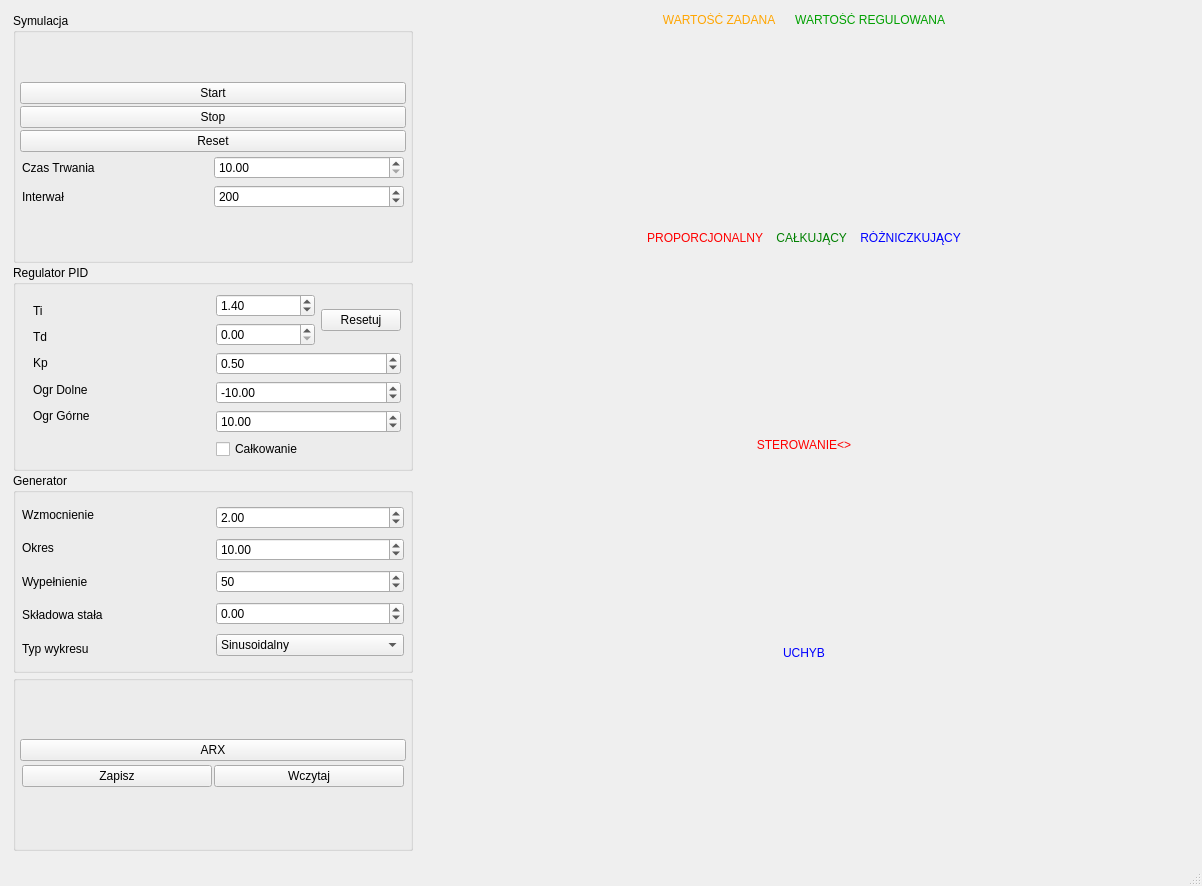
Old version of the form FRONTEND/symulatorUARpoprawka/mainwindow.ui in the repository MichalWitczakmw/PK_Symulator_UAR_poprawka.
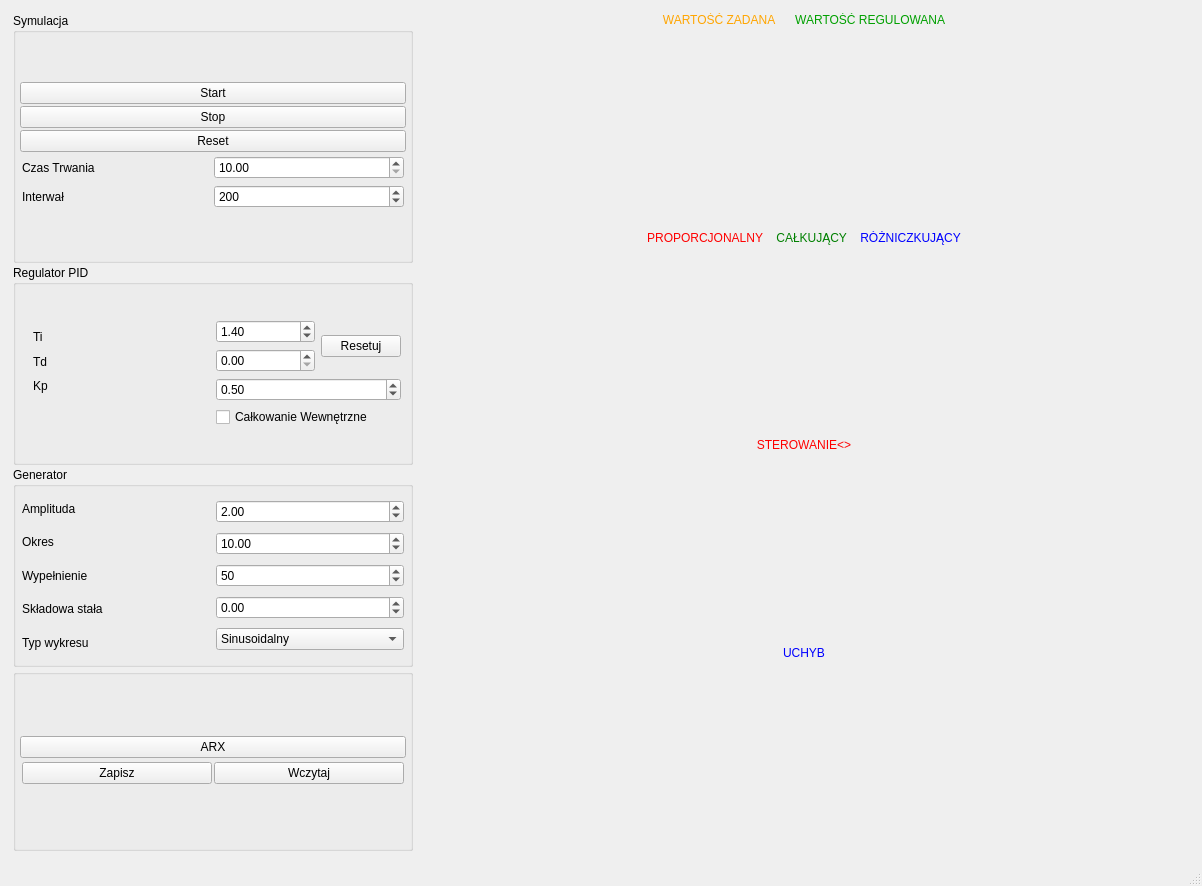
New version of the form. Custom widgets are drawn as their Qt base class.

Commit message: niby juz

The edit to the form file:
```diff
--- a/FRONTEND/symulatorUARpoprawka/mainwindow.ui
+++ b/FRONTEND/symulatorUARpoprawka/mainwindow.ui
@@ -351,32 +351,6 @@
                  </property>
                 </widget>
                </item>
-               <item>
-                <widget class="QLabel" name="label_6">
-                 <property name="sizePolicy">
-                  <sizepolicy hsizetype="Expanding" vsizetype="Preferred">
-                   <horstretch>0</horstretch>
-                   <verstretch>0</verstretch>
-                  </sizepolicy>
-                 </property>
-                 <property name="text">
-                  <string>Ogr Dolne</string>
-                 </property>
-                </widget>
-               </item>
-               <item>
-                <widget class="QLabel" name="label_7">
-                 <property name="sizePolicy">
-                  <sizepolicy hsizetype="Expanding" vsizetype="Preferred">
-                   <horstretch>0</horstretch>
-                   <verstretch>0</verstretch>
-                  </sizepolicy>
-                 </property>
-                 <property name="text">
-                  <string>Ogr Górne</string>
-                 </property>
-                </widget>
-               </item>
                <item>
                 <widget class="QLabel" name="label_10">
                  <property name="text">
@@ -466,51 +440,10 @@
                  </property>
                 </widget>
                </item>
-               <item>
-                <widget class="QDoubleSpinBox" name="ogrDolneSpinBox">
-                 <property name="sizePolicy">
-                  <sizepolicy hsizetype="Expanding" vsizetype="Fixed">
-                   <horstretch>0</horstretch>
-                   <verstretch>0</verstretch>
-                  </sizepolicy>
-                 </property>
-                 <property name="minimum">
-                  <double>-100.000000000000000</double>
-                 </property>
-                 <property name="maximum">
-                  <double>0.000000000000000</double>
-                 </property>
-                 <property name="singleStep">
-                  <double>0.010000000000000</double>
-                 </property>
-                 <property name="value">
-                  <double>-10.000000000000000</double>
-                 </property>
-                </widget>
-               </item>
-               <item>
-                <widget class="QDoubleSpinBox" name="ogrGornedoubleSpinBox">
-                 <property name="sizePolicy">
-                  <sizepolicy hsizetype="Expanding" vsizetype="Fixed">
-                   <horstretch>0</horstretch>
-                   <verstretch>0</verstretch>
-                  </sizepolicy>
-                 </property>
-                 <property name="maximum">
-                  <double>100.000000000000000</double>
-                 </property>
-                 <property name="singleStep">
-                  <double>0.010000000000000</double>
-                 </property>
-                 <property name="value">
-                  <double>10.000000000000000</double>
-                 </property>
-                </widget>
-               </item>
                <item>
                 <widget class="QCheckBox" name="CzyCalkacheckBox">
                  <property name="text">
-                  <string>Całkowanie</string>
+                  <string>Całkowanie Wewnętrzne</string>
                  </property>
                  <property name="checked">
                   <bool>false</bool>
@@ -612,7 +545,7 @@
                   </sizepolicy>
                  </property>
                  <property name="text">
-                  <string>Wzmocnienie</string>
+                  <string>Amplituda</string>
                  </property>
                 </widget>
                </item>
```
Left out of the diff: 2 changed lines with no effect on the pictures. The commit also changes 2 other files.
